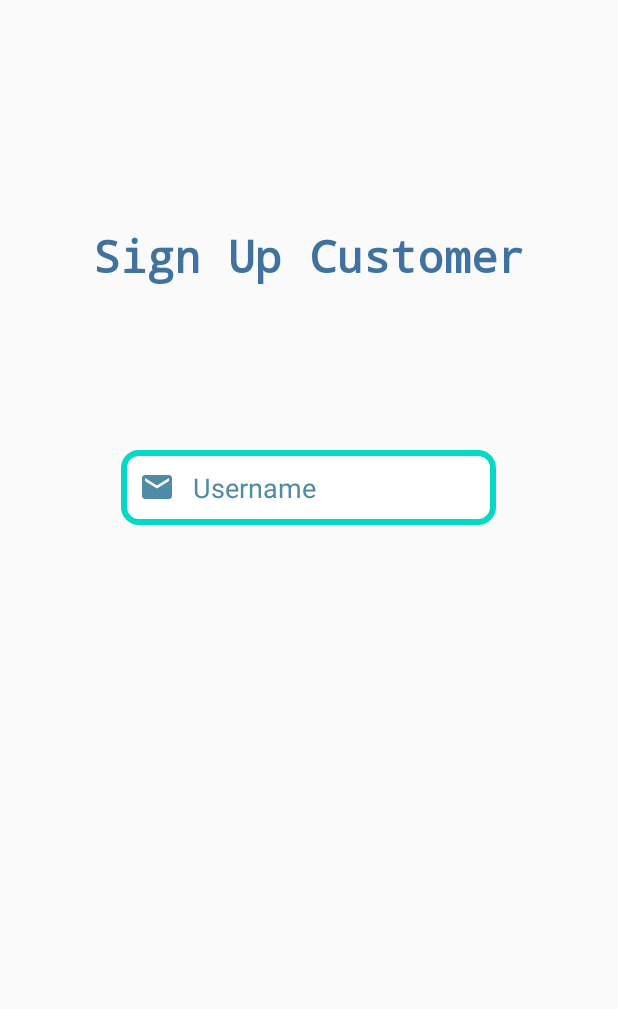
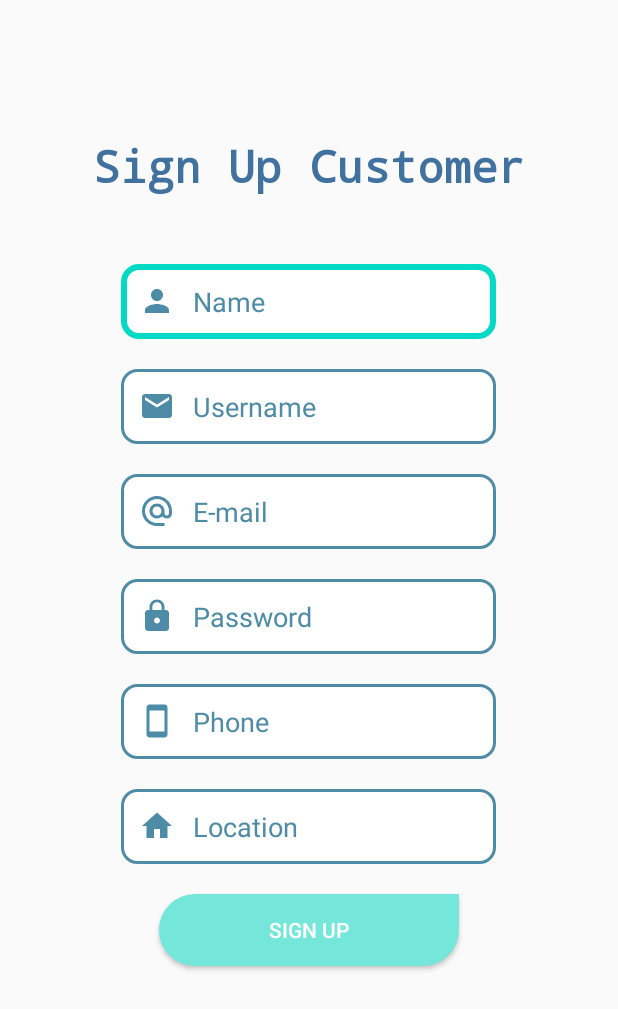
Before and after one commit to ma7moud3zim/Carket-CarMarket, an Android app: the SignCustomer screen opened directly, with no data from a screen before it, on a phone screen of 412 x 824 dp. Shown: the top 1009 px of the screen. Run offline under Robolectric (Android 15) with nearby library versions, the phone set to English and light mode, and no system bars.

Commit message:
Desing of SignUp customer

```diff
--- a/app/src/main/AndroidManifest.xml
+++ b/app/src/main/AndroidManifest.xml
@@ -12,21 +12,12 @@
         android:supportsRtl="true"
         android:theme="@style/Theme.Carket"
         tools:targetApi="31">
-        <activity
-            android:name=".SignCustomer"
-            android:exported="false" />
-        <activity
-            android:name=".CustomerLogin"
-            android:exported="false" />
-        <activity
-            android:name=".PublisherLogin"
-            android:exported="false" />
+
         <activity
             android:name=".SplashActivity"
             android:exported="true">
             <intent-filter>
                 <action android:name="android.intent.action.MAIN" />
-
                 <category android:name="android.intent.category.LAUNCHER" />
             </intent-filter>
         </activity>
@@ -35,10 +26,22 @@
             android:name=".ChooserActivity"
             android:exported="true"/>
 
-
         <activity
             android:name=".BaseActivity"
             android:exported="false" />
+
+        <activity
+            android:name=".SignCustomer"
+            android:exported="true" />
+
+        <activity
+            android:name=".CustomerLogin"
+            android:exported="true" />
+
+        <activity
+            android:name=".PublisherLogin"
+            android:exported="false" />
+
     </application>
 
 </manifest>
--- a/app/src/main/java/com/carket/carket/CustomerLogin.kt
+++ b/app/src/main/java/com/carket/carket/CustomerLogin.kt
@@ -1,11 +1,23 @@
 package com.carket.carket
 
+import android.content.Intent
 import androidx.appcompat.app.AppCompatActivity
 import android.os.Bundle
+import android.widget.Button
 
-class CustomerLogin : AppCompatActivity() {
+class CustomerLogin : BaseActivity() {
     override fun onCreate(savedInstanceState: Bundle?) {
         super.onCreate(savedInstanceState)
         setContentView(R.layout.activity_customer_login)
+
+
+        // Go to SignUp a new Customer
+        val goToCusSign = findViewById<Button>(R.id.goToCusSign)
+        goToCusSign.setOnClickListener {
+            val intent = Intent(this@CustomerLogin, SignCustomer::class.java)
+            startActivity(intent)
+        }
+
+
     }
 }
--- /dev/null
+++ b/app/src/main/res/drawable/ic_company.xml
@@ -0,0 +1,8 @@
+<vector
+    android:height="24dp"
+    android:viewportHeight="24"
+    android:viewportWidth="24"
+    android:width="24dp"
+    xmlns:android="http://schemas.android.com/apk/res/android">
+    <path android:fillColor="@color/grayb" android:pathData="M22,10v12H2V10l7,-3v2l5,-2l0,0l0,3H22zM17.2,8.5L18,2h3l0.8,6.5H17.2zM11,18h2v-4h-2V18zM7,18h2v-4H7V18zM17,14h-2v4h2V14z"/>
+</vector>
--- /dev/null
+++ b/app/src/main/res/drawable/ic_email.xml
@@ -0,0 +1,8 @@
+<vector
+    android:height="24dp"
+    android:viewportHeight="24"
+    android:viewportWidth="24"
+    android:width="24dp"
+    xmlns:android="http://schemas.android.com/apk/res/android">
+    <path android:fillColor="@color/grayb" android:pathData="M12,2C6.48,2 2,6.48 2,12s4.48,10 10,10h5v-2h-5c-4.34,0 -8,-3.66 -8,-8s3.66,-8 8,-8 8,3.66 8,8v1.43c0,0.79 -0.71,1.57 -1.5,1.57s-1.5,-0.78 -1.5,-1.57L17,12c0,-2.76 -2.24,-5 -5,-5s-5,2.24 -5,5 2.24,5 5,5c1.38,0 2.64,-0.56 3.54,-1.47 0.65,0.89 1.77,1.47 2.96,1.47 1.97,0 3.5,-1.6 3.5,-3.57L22,12c0,-5.52 -4.48,-10 -10,-10zM12,15c-1.66,0 -3,-1.34 -3,-3s1.34,-3 3,-3 3,1.34 3,3 -1.34,3 -3,3z"/>
+</vector>
--- /dev/null
+++ b/app/src/main/res/drawable/ic_home.xml
@@ -0,0 +1,8 @@
+<vector
+    android:height="24dp"
+    android:viewportHeight="24"
+    android:viewportWidth="24"
+    android:width="24dp"
+    xmlns:android="http://schemas.android.com/apk/res/android">
+    <path android:fillColor="@color/grayb" android:pathData="M10,20v-6h4v6h5v-8h3L12,3 2,12h3v8z"/>
+</vector>
--- /dev/null
+++ b/app/src/main/res/drawable/ic_person.xml
@@ -0,0 +1,8 @@
+<vector
+    android:height="24dp"
+    android:viewportHeight="24"
+    android:viewportWidth="24"
+    android:width="24dp"
+    xmlns:android="http://schemas.android.com/apk/res/android">
+    <path android:fillColor="@color/grayb" android:pathData="M12,12c2.21,0 4,-1.79 4,-4s-1.79,-4 -4,-4 -4,1.79 -4,4 1.79,4 4,4zM12,14c-2.67,0 -8,1.34 -8,4v2h16v-2c0,-2.66 -5.33,-4 -8,-4z"/>
+</vector>
--- /dev/null
+++ b/app/src/main/res/drawable/ic_phone.xml
@@ -0,0 +1,8 @@
+<vector
+    android:height="24dp"
+    android:viewportHeight="24"
+    android:viewportWidth="24"
+    android:width="24dp"
+    xmlns:android="http://schemas.android.com/apk/res/android">
+    <path android:fillColor="@color/grayb" android:pathData="M17,1.01L7,1c-1.1,0 -2,0.9 -2,2v18c0,1.1 0.9,2 2,2h10c1.1,0 2,-0.9 2,-2V3c0,-1.1 -0.9,-1.99 -2,-1.99zM17,19H7V5h10v14z"/>
+</vector>
--- a/app/src/main/res/layout/activity_customer_login.xml
+++ b/app/src/main/res/layout/activity_customer_login.xml
@@ -54,6 +54,7 @@
      />
 
     <Button
+        android:id="@+id/loginCus"
         android:layout_width="200sp"
         android:layout_height="wrap_content"
         android:text="login"
@@ -71,7 +72,10 @@
         android:text="Don't have an account yet?"
         android:textSize="18dp"
         />
+
+
     <Button
+        android:id="@+id/goToCusSign"
         android:layout_width="200sp"
         android:layout_height="wrap_content"
         android:text="Sign up"
--- a/app/src/main/res/layout/activity_publisher_login.xml
+++ b/app/src/main/res/layout/activity_publisher_login.xml
@@ -70,6 +70,7 @@
         android:textSize="18dp"
         />
     <Button
+        android:id="@+id/goToPubSign"
         android:layout_width="200sp"
         android:layout_height="wrap_content"
         android:text="Sign up"
--- a/app/src/main/res/layout/activity_sign_customer.xml
+++ b/app/src/main/res/layout/activity_sign_customer.xml
@@ -7,6 +7,7 @@
     tools:context=".SignCustomer">
 
     <TextView
+        android:id="@+id/titleSign"
         android:layout_width="wrap_content"
         android:layout_height="wrap_content"
         android:text="Sign Up Customer"
@@ -15,13 +16,32 @@
         android:textStyle="bold"
         android:textColor="@color/midnight"
         android:layout_centerHorizontal="true"
-        android:layout_marginTop="150dp"
+        android:layout_marginTop="90dp"
         />
+
     <EditText
-        android:id="@+id/usernamePb"
+        android:id="@+id/nameCustSign"
         android:layout_width="250dp"
         android:layout_height="50dp"
+        android:hint="Name"
+        android:background="@drawable/field_design"
+        android:paddingStart="12dp"
+        android:paddingEnd="12dp"
+        android:textColorHint="@color/grayb"
+        android:autofillHints="name"
+        android:inputType="text"
+        android:drawableStart="@drawable/ic_person"
+        android:drawablePadding="12dp"
+        android:layout_below="@id/titleSign"
+        android:layout_marginTop="45dp"
+        android:layout_centerHorizontal="true"
+        />
 
+    <EditText
+        android:id="@+id/usernameCustSign"
+        android:layout_width="250dp"
+        android:layout_height="50dp"
+        android:layout_below="@id/nameCustSign"
         android:hint="Username"
         android:background="@drawable/field_design"
         android:paddingStart="12dp"
@@ -31,14 +51,91 @@
         android:inputType="text"
         android:drawableStart="@drawable/ic_mail"
         android:drawablePadding="12dp"
-        android:layout_marginTop="300dp"
+        android:layout_marginTop="20dp"
         android:layout_centerHorizontal="true"
         />
 
+    <EditText
+        android:id="@+id/mailCustSign"
+        android:layout_width="250dp"
+        android:layout_height="50dp"
+        android:layout_below="@id/usernameCustSign"
+        android:hint="E-mail"
+        android:background="@drawable/field_design"
+        android:paddingStart="12dp"
+        android:paddingEnd="12dp"
+        android:textColorHint="@color/grayb"
+        android:autofillHints="emailAddress"
+        android:inputType="text"
+        android:drawableStart="@drawable/ic_email"
+        android:drawablePadding="12dp"
+        android:layout_marginTop="20dp"
+        android:layout_centerHorizontal="true"
+        />
 
+    <EditText
+        android:id="@+id/passCustSign"
+        android:layout_width="250dp"
+        android:layout_height="50dp"
+        android:layout_below="@id/mailCustSign"
+        android:hint="Password"
+        android:background="@drawable/field_design"
+        android:paddingStart="12dp"
+        android:paddingEnd="12dp"
+        android:textColorHint="@color/grayb"
+        android:autofillHints="password"
+        android:inputType="text"
+        android:drawableStart="@drawable/ic_lock"
+        android:drawablePadding="12dp"
+        android:layout_marginTop="20dp"
+        android:layout_centerHorizontal="true"
+        />
 
+    <EditText
+        android:id="@+id/phoneCustSign"
+        android:layout_width="250dp"
+        android:layout_height="50dp"
+        android:layout_below="@id/passCustSign"
+        android:hint="Phone"
+        android:background="@drawable/field_design"
+        android:paddingStart="12dp"
+        android:paddingEnd="12dp"
+        android:textColorHint="@color/grayb"
+        android:autofillHints="phone"
+        android:inputType="text"
+        android:drawableStart="@drawable/ic_phone"
+        android:drawablePadding="12dp"
+        android:layout_marginTop="20dp"
+        android:layout_centerHorizontal="true"
+        />
+    <EditText
+        android:id="@+id/locCustSign"
+        android:layout_width="250dp"
+        android:layout_height="50dp"
+        android:layout_below="@id/phoneCustSign"
+        android:hint="Location"
+        android:background="@drawable/field_design"
+        android:paddingStart="12dp"
+        android:paddingEnd="12dp"
+        android:textColorHint="@color/grayb"
+        android:autofillHints="null"
+        android:inputType="text"
+        android:drawableStart="@drawable/ic_home"
+        android:drawablePadding="12dp"
+        android:layout_marginTop="20dp"
+        android:layout_centerHorizontal="true"
+        />
 
-
+    <Button
+        android:layout_width="200sp"
+        android:layout_height="wrap_content"
+        android:text="Sign up"
+        android:layout_below="@+id/locCustSign"
+        android:layout_marginTop="20dp"
+        android:layout_centerHorizontal="true"
+        android:background="@drawable/roundbtn"
+        android:textColor="@color/white"
+        />
 
 
 </RelativeLayout>
--- a/app/src/main/res/layout/activity_splash.xml
+++ b/app/src/main/res/layout/activity_splash.xml
@@ -10,8 +10,8 @@
     <TextView
         android:layout_width="wrap_content"
         android:layout_height="wrap_content"
-        android:text="Carket - Market for cars"
-        android:textSize="25sp"
+        android:text="Carket - Market for Cars"
+        android:textSize="22sp"
         android:fontFamily="monospace"
         android:textStyle="bold"
         android:textColor="@color/midnight"
```
